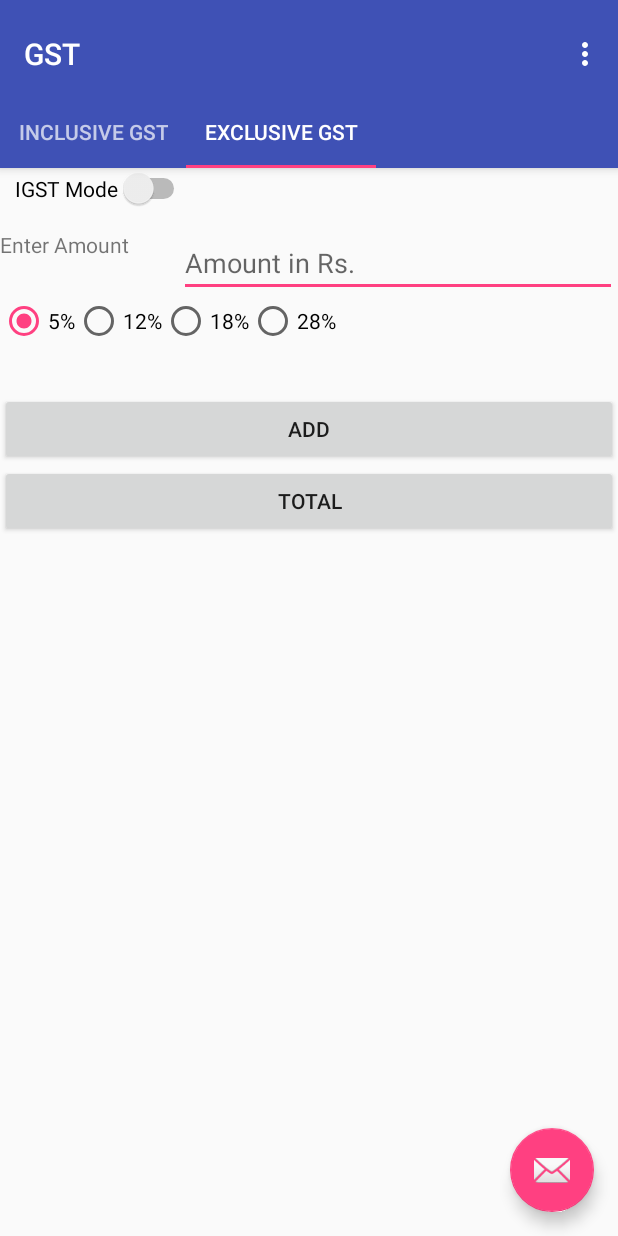
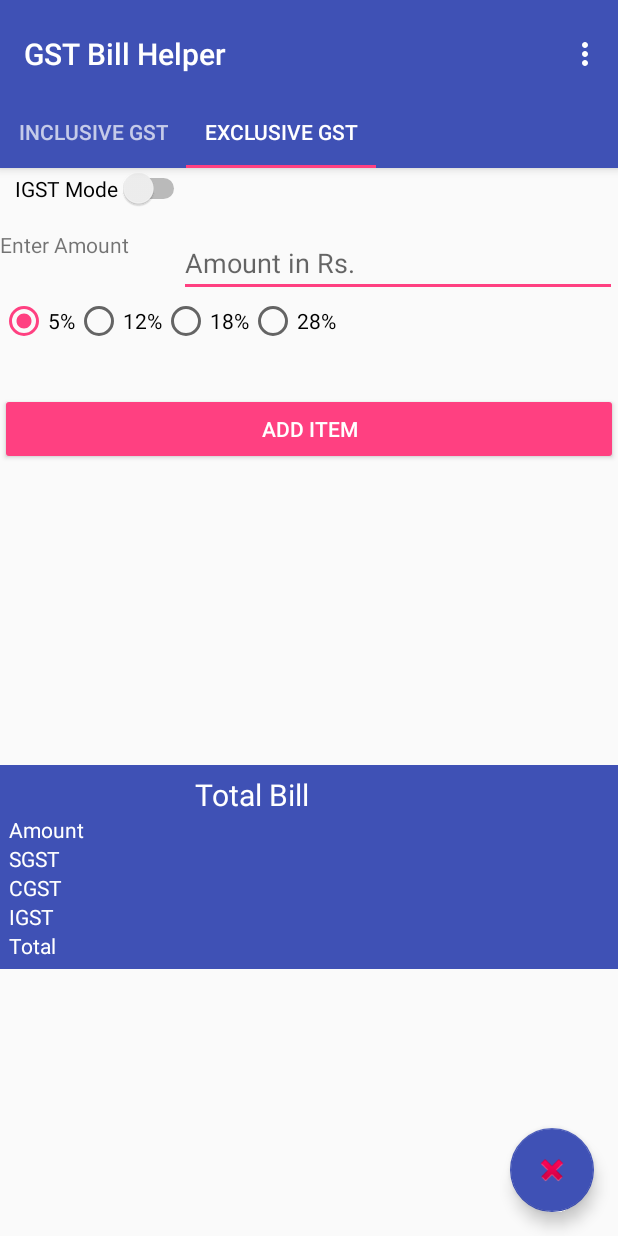
Before and after one commit to harry0880/gst, an Android app: the screen it shows after launch (MainActivity), tab 2 chosen, on a phone screen of 412 x 824 dp. Run offline under Robolectric (Android 15) with nearby library versions, the phone set to English and light mode, and no system bars.

Commit message:
after adding exclusive and icons

```diff
--- a/app/src/main/java/nic/gst/IncGst.java
+++ b/app/src/main/java/nic/gst/IncGst.java
@@ -1,5 +1,6 @@
 package nic.gst;
 
+import android.content.Context;
 import android.os.Bundle;
 import android.support.annotation.Nullable;
 import android.support.design.widget.FloatingActionButton;
@@ -11,6 +12,7 @@ import android.view.LayoutInflater;
 import android.view.MenuItem;
 import android.view.View;
 import android.view.ViewGroup;
+import android.view.inputmethod.InputMethodManager;
 import android.widget.Button;
 import android.widget.EditText;
 import android.widget.ImageButton;
@@ -124,8 +126,11 @@ public class IncGst extends Fragment {
                         gstList.add(new GST(gstList.size(), percentage + "%", pretax, igst, totalAmount));
 
                        // adapter.notifyItemInserted(gstList.size() - 1);
+
+
                         adapter.notifyDataSetChanged();
                         gstswitch.setEnabled(false);
+
                     } else {
                         Toast.makeText(getActivity(), "Wrong Values!", Toast.LENGTH_SHORT).show();
 
--- a/app/src/main/res/layout/activity_main.xml
+++ b/app/src/main/res/layout/activity_main.xml
@@ -45,6 +45,8 @@
         android:layout_height="wrap_content"
         android:layout_gravity="end|bottom"
         android:layout_margin="@dimen/fab_margin"
-        app:srcCompat="@android:drawable/ic_dialog_email" />
+        app:backgroundTint="@color/colorPrimary"
+
+        app:srcCompat="@android:drawable/ic_delete" />
 
 </android.support.design.widget.CoordinatorLayout>
--- a/app/src/main/res/layout/fragment_exc_gst.xml
+++ b/app/src/main/res/layout/fragment_exc_gst.xml
@@ -1,5 +1,9 @@
-<RelativeLayout xmlns:android="http://schemas.android.com/apk/res/android"
+<ScrollView xmlns:android="http://schemas.android.com/apk/res/android"
     xmlns:tools="http://schemas.android.com/tools"
+    android:layout_width="match_parent"
+    android:layout_height="match_parent">
+
+    <RelativeLayout
         android:layout_width="match_parent"
         android:layout_height="match_parent">
 
@@ -96,38 +100,151 @@
 
         <Button
             android:id="@+id/btAdd"
+            style="@style/Widget.AppCompat.Button.Colored"
             android:layout_width="match_parent"
             android:layout_height="wrap_content"
             android:layout_alignParentLeft="true"
             android:layout_alignParentStart="true"
             android:layout_below="@+id/percentRg"
             android:layout_marginTop="32dp"
-        android:text="Add" />
+            android:text="Add Item" />
 
 
         <LinearLayout
             android:id="@+id/layout"
             android:layout_width="match_parent"
             android:layout_height="wrap_content"
-        android:layout_alignParentLeft="true"
-        android:layout_alignParentStart="true"
             android:layout_below="@+id/btAdd">
 
             <android.support.v7.widget.RecyclerView
                 android:id="@+id/recycler"
                 android:layout_width="match_parent"
-            android:layout_height="match_parent" />
+                android:layout_height="200dp" />
 
         </LinearLayout>
 
-    <Button
-        android:id="@+id/btTotal"
+
+
+
+        <RelativeLayout
             android:layout_width="match_parent"
             android:layout_height="wrap_content"
-        android:text="Total"
-        android:layout_alignParentLeft="true"
-        android:layout_alignParentStart="true"
-        android:layout_below="@+id/layout"/>
+            android:padding="6dp"
+            android:id="@+id/rlTV"
+            android:layout_below="@+id/layout"
+            android:background="@color/colorPrimary">
+
+            <TextView
+
+                android:id="@+id/hardcode"
+                android:layout_width="wrap_content"
+                android:layout_height="wrap_content"
+                android:text="Total Bill"
+                android:textSize="20sp"
+                android:textColor="#ffffff"
+                android:layout_alignParentTop="true"
+                android:layout_toLeftOf="@+id/tvsgct"
+                android:layout_toStartOf="@+id/tvsgct" />
+
+
+            <TextView
+                android:id="@+id/textView"
+                android:layout_width="wrap_content"
+                android:layout_height="wrap_content"
+                android:text="Amount"
+                android:layout_below="@+id/hardcode"
+                android:textColor="#ffffff"
+                />
+
+            <TextView
+                android:id="@+id/tvAmount"
+                android:layout_width="wrap_content"
+                android:layout_height="wrap_content"
+                android:text=""
+                android:textColor="#ffffff"
+                android:layout_below="@+id/hardcode"
+                android:layout_centerHorizontal="true" />
+
+            <TextView
+                android:id="@+id/textViewSgst"
+                android:layout_width="wrap_content"
+                android:layout_height="wrap_content"
+                android:layout_below="@+id/textView"
+                android:text="SGST"
+                android:visibility="visible"
+                android:textColor="#ffffff"/>
+
+            <TextView
+                android:id="@+id/textViewCGST"
+                android:layout_width="wrap_content"
+                android:layout_height="wrap_content"
+                android:layout_below="@+id/textViewSgst"
+                android:text="CGST"
+                android:visibility="visible"
+                android:textColor="#ffffff"/>
+
+            <TextView
+                android:id="@+id/textViewIGST"
+                android:layout_width="wrap_content"
+                android:layout_height="wrap_content"
+                android:layout_below="@+id/textViewCGST"
+                android:text="IGST"
+                android:textColor="#ffffff"
+                android:visibility="visible"/>
+
+            <TextView
+                android:id="@+id/textView6"
+                android:layout_width="wrap_content"
+                android:layout_height="wrap_content"
+                android:textColor="#ffffff"
+                android:layout_below="@+id/textViewIGST"
+                android:text="Total" />
+
+
+            <TextView
+                android:id="@+id/tvsgct"
+                android:layout_width="wrap_content"
+                android:layout_height="wrap_content"
+                android:text=""
+                android:textColor="#ffffff"
+                android:visibility="visible"
+                android:layout_below="@+id/textView"
+                android:layout_alignLeft="@+id/tvAmount"
+                android:layout_alignStart="@+id/tvAmount" />
+
+            <TextView
+                android:id="@+id/tvcgst"
+                android:layout_width="wrap_content"
+                android:layout_height="wrap_content"
+                android:layout_alignStart="@+id/tvAmount"
+                android:layout_alignLeft="@+id/tvAmount"
+                android:layout_below="@+id/tvsgct"
+                android:text=""
+                android:textColor="#ffffff"
+                android:visibility="visible"
+                />
+            <TextView
+                android:id="@+id/tvigst"
+                android:layout_width="wrap_content"
+                android:layout_height="wrap_content"
+                android:textColor="#ffffff"
+                android:visibility="visible"
+                android:text=""
+                android:layout_below="@+id/tvcgst"
+                android:layout_alignLeft="@+id/tvAmount"
+                android:layout_alignStart="@+id/tvAmount" />
+
+            <TextView
+                android:id="@+id/tvTotalAmount"
+                android:layout_width="wrap_content"
+                android:layout_height="wrap_content"
+                android:text=""
+                android:textColor="#ffffff"
+                android:layout_alignParentBottom="true"
+                android:layout_alignLeft="@+id/tvigst"
+                android:layout_alignStart="@+id/tvigst" />
+        </RelativeLayout>
 
 
     </RelativeLayout>
+</ScrollView>
--- a/app/src/main/res/values/strings.xml
+++ b/app/src/main/res/values/strings.xml
@@ -1,6 +1,6 @@
 <resources>
-    <string name="app_name">GST</string>
-    <string name="action_settings">Settings</string>
+    <string name="app_name">GST Bill Helper</string>
+    <string name="action_settings">How To Use</string>
     <string name="section_format">Hello World from section: %1$d</string>
 
     <!-- TODO: Remove or change this placeholder text -->
```
Also changed, not shown: app/src/main/java/nic/gst/ExcGst.java (+132 -16 lines), app/src/main/res/layout/fragment_inc_gst.xml (+48 -54 lines), app/src/main/res/mipmap-hdpi/ic_launcher.png, app/src/main/res/mipmap-hdpi/ic_launcher_round.png, app/src/main/res/mipmap-mdpi/ic_launcher.png, app/src/main/res/mipmap-mdpi/ic_launcher_round.png, app/src/main/res/mipmap-xhdpi/ic_launcher.png, app/src/main/res/mipmap-xhdpi/ic_launcher_round.png, app/src/main/res/mipmap-xxhdpi/ic_launcher.png, app/src/main/res/mipmap-xxhdpi/ic_launcher_round.png, app/src/main/res/mipmap-xxxhdpi/ic_launcher.png, app/src/main/res/mipmap-xxxhdpi/ic_launcher_round.png. Lines whose indentation alone changed are shown as unchanged.
